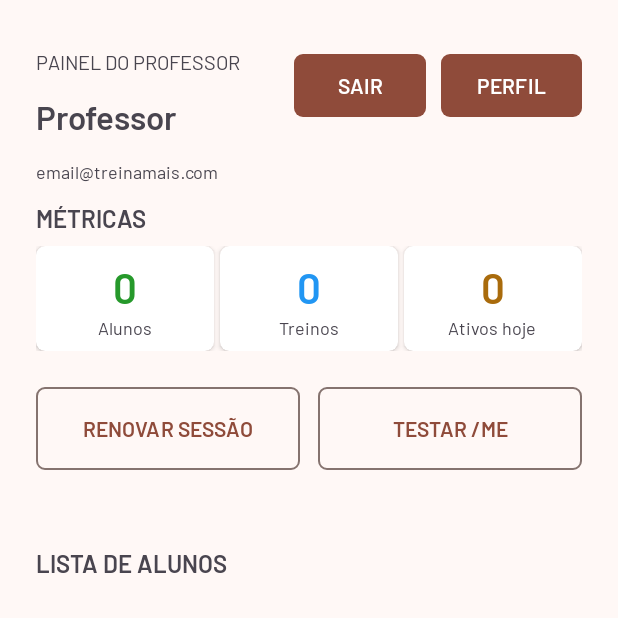
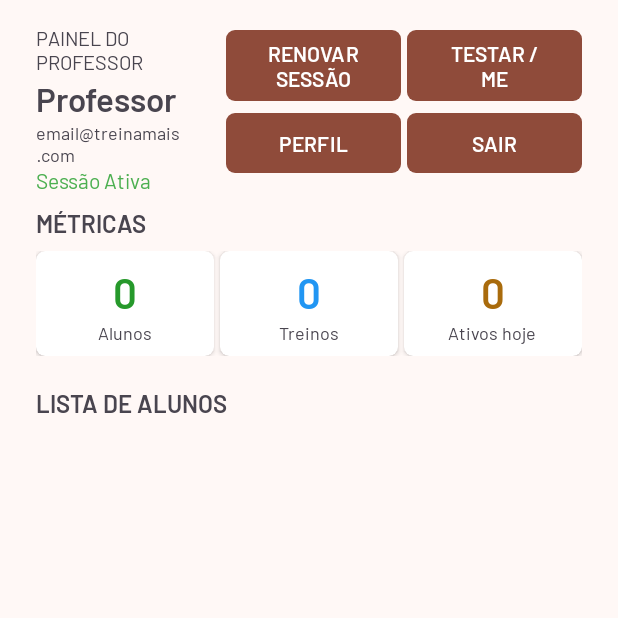
Before and after one commit to ADS-2026-TreinaMais/TreinaMais, an Android app: the PainelProfessorActivity screen opened directly, with no data from a screen before it, on a phone screen of 412 x 824 dp, the top half of it. Run offline under Robolectric (Android 15) with nearby library versions, the phone set to English and light mode, and no system bars; our stand-ins replace Material 3 Expressive styles (plain Material 3 is drawn); 1 statement that could not run was skipped.

Commit message:
Correções e binding do painel de aluno

```diff
--- a/app/src/main/res/layout/painel_prof.xml
+++ b/app/src/main/res/layout/painel_prof.xml
@@ -7,24 +7,30 @@
     android:layout_height="match_parent"
     android:fitsSystemWindows="true">
 
+    <ScrollView
+        android:layout_width="match_parent"
+        android:layout_height="match_parent">
+
         <LinearLayout
             android:layout_width="match_parent"
-        android:layout_height="0dp"
+            android:layout_height="wrap_content"
             android:orientation="vertical"
             android:paddingStart="24dp"
-        android:paddingTop="32dp"
+            android:paddingTop="16dp"
             android:paddingEnd="24dp"
-        android:paddingBottom="32dp"
-        app:layout_constraintBottom_toBottomOf="parent"
-        app:layout_constraintEnd_toEndOf="parent"
-        app:layout_constraintStart_toStartOf="parent"
-        app:layout_constraintTop_toTopOf="parent">
+            android:paddingBottom="24dp">
 
-        <FrameLayout
-            android:id="@+id/cabecalho"
+            <LinearLayout
                 android:layout_width="match_parent"
-            android:layout_height="90dp"
-            android:layout_marginBottom="12dp">
+                android:layout_height="wrap_content"
+                android:orientation="horizontal">
+
+                <LinearLayout
+                    android:layout_width="0dp"
+                    android:layout_height="wrap_content"
+                    android:layout_marginEnd="8dp"
+                    android:layout_weight="1"
+                    android:orientation="vertical">
 
                     <TextView
                         android:id="@+id/textView"
@@ -52,37 +58,79 @@
                         android:text="email@treinamais.com"
                         android:textSize="12sp" />
 
-            <LinearLayout
+                    <TextView
+                        android:id="@+id/tvStatusSessao"
                         android:layout_width="wrap_content"
-                android:layout_height="match_parent"
-                android:layout_gravity="center|end"
-                android:orientation="horizontal">
+                        android:layout_height="wrap_content"
+                        android:text="Sessão Ativa"
+                        android:textAlignment="center"
+                        android:textColor="#4CAF50" />
+                </LinearLayout>
+
+                <androidx.constraintlayout.widget.ConstraintLayout
+                    android:layout_width="0dp"
+                    android:layout_height="wrap_content"
+                    android:layout_weight="2">
+
+                    <androidx.constraintlayout.helper.widget.Flow
+                        android:layout_width="0dp"
+                        android:layout_height="0dp"
+                        app:constraint_referenced_ids="btnRenovarSessao,btnVerificarStatus,btnProfPerfil,btnProfLogout"
+                        app:flow_horizontalGap="4dp"
+                        app:flow_maxElementsWrap="2"
+                        app:flow_wrapMode="aligned"
+                        app:layout_constraintBottom_toBottomOf="parent"
+                        app:layout_constraintEnd_toEndOf="parent"
+                        app:layout_constraintStart_toStartOf="parent"
+                        app:layout_constraintTop_toTopOf="parent" />
+
+                    <com.google.android.material.button.MaterialButton
+                        android:id="@+id/btnRenovarSessao"
+                        android:layout_width="0dp"
+                        android:layout_height="wrap_content"
+                        android:layout_weight="1"
+                        android:text="RENOVAR SESSÃO"
+                        tools:ignore="HardcodedText"
+                        tools:layout_editor_absoluteY="182dp" />
+
+                    <com.google.android.material.button.MaterialButton
+                        android:id="@+id/btnVerificarStatus"
+                        android:layout_width="0dp"
+                        android:layout_height="wrap_content"
+                        android:layout_weight="1"
+                        android:text="TESTAR /ME"
+                        tools:ignore="HardcodedText"
+                        tools:layout_editor_absoluteY="182dp" />
+
+                    <Button
+                        android:id="@+id/btnProfPerfil"
+                        android:layout_width="0dp"
+                        android:layout_height="wrap_content"
+                        android:text="PERFIL"
+                        android:textStyle="bold"
+                        app:cornerRadius="6dp"
+                        tools:ignore="HardcodedText"
+                        tools:layout_editor_absoluteX="269dp" />
 
                     <Button
                         android:id="@+id/btnProfLogout"
-                    android:layout_width="wrap_content"
-                    android:layout_height="50dp"
-                    android:layout_marginEnd="10dp"
+                        android:layout_width="0dp"
+                        android:layout_height="wrap_content"
                         android:text="SAIR"
                         android:textStyle="bold"
                         app:cornerRadius="6dp"
-                    tools:ignore="HardcodedText" />
+                        tools:ignore="HardcodedText"
+                        tools:layout_editor_absoluteX="171dp" />
 
-                <Button
-                    android:id="@+id/btnProfPerfil"
-                    android:layout_width="wrap_content"
-                    android:layout_height="50dp"
-                    android:text="PERFIL"
-                    android:textStyle="bold"
-                    app:cornerRadius="6dp"
-                    tools:ignore="HardcodedText" />
+                </androidx.constraintlayout.widget.ConstraintLayout>
+
             </LinearLayout>
-        </FrameLayout>
 
             <TextView
                 android:id="@+id/tvMetricas"
                 android:layout_width="wrap_content"
                 android:layout_height="wrap_content"
+                android:layout_marginTop="8dp"
                 android:layout_marginBottom="8dp"
                 android:text="MÉTRICAS"
                 android:textSize="16sp"
@@ -183,45 +231,6 @@
                 </androidx.cardview.widget.CardView>
             </LinearLayout>
 
-        <LinearLayout
-            android:id="@+id/botoesLinLyt"
-            android:layout_width="match_parent"
-            android:layout_height="63dp"
-            android:layout_marginBottom="12dp"
-            android:orientation="horizontal">
-
-            <com.google.android.material.button.MaterialButton
-                android:id="@+id/btnRenovarSessao"
-                style="@style/Widget.Material3.Button.OutlinedButton"
-                android:layout_width="0dp"
-                android:layout_height="match_parent"
-                android:layout_marginEnd="6dp"
-                android:layout_weight="1"
-                android:text="RENOVAR SESSÃO"
-                android:textSize="14sp"
-                tools:ignore="HardcodedText" />
-
-            <com.google.android.material.button.MaterialButton
-                android:id="@+id/btnVerificarStatus"
-                style="@style/Widget.Material3.Button.OutlinedButton"
-                android:layout_width="0dp"
-                android:layout_height="match_parent"
-                android:layout_marginStart="6dp"
-                android:layout_weight="1"
-                android:text="TESTAR /ME"
-                android:textSize="14sp"
-                tools:ignore="HardcodedText" />
-        </LinearLayout>
-
-        <TextView
-            android:id="@+id/tvStatusSessao"
-            android:layout_width="match_parent"
-            android:layout_height="wrap_content"
-            android:layout_marginBottom="16dp"
-            android:textAlignment="center"
-            android:textColor="#4CAF50"
-            android:textSize="14sp" />
-
             <TextView
                 android:layout_width="wrap_content"
                 android:layout_height="wrap_content"
@@ -252,5 +261,6 @@
                 tools:ignore="HardcodedText" />
 
         </LinearLayout>
+    </ScrollView>
 
 </androidx.constraintlayout.widget.ConstraintLayout>
```
Also changed, not shown: app/src/main/res/layout/painel_aluno.xml (+112 -50 lines). Lines whose indentation alone changed are shown as unchanged.
